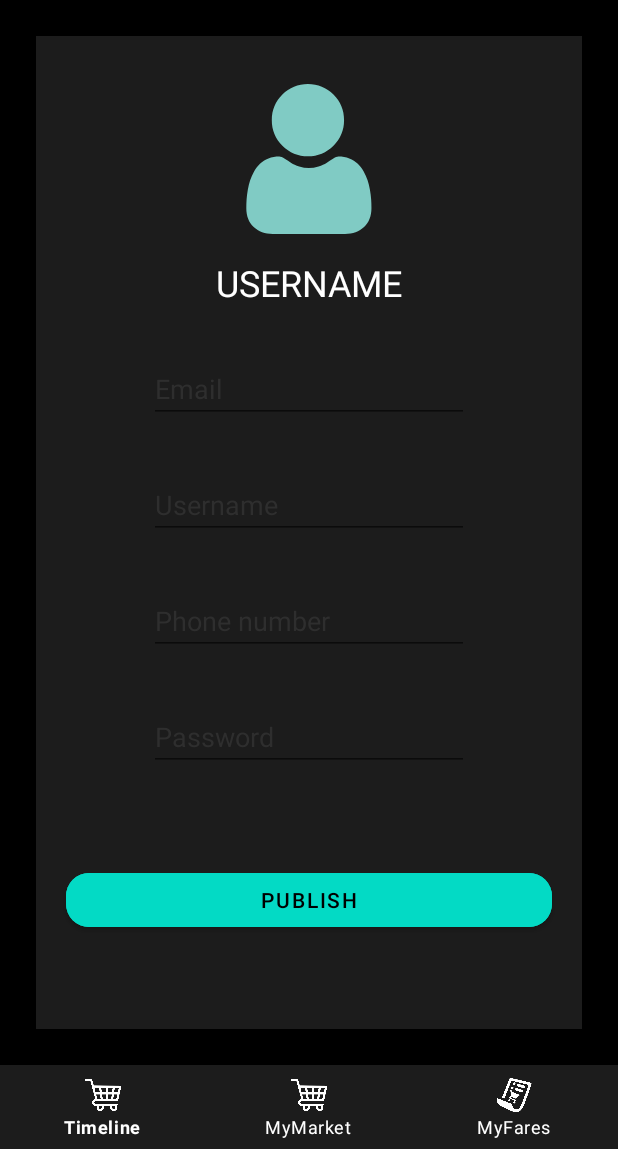
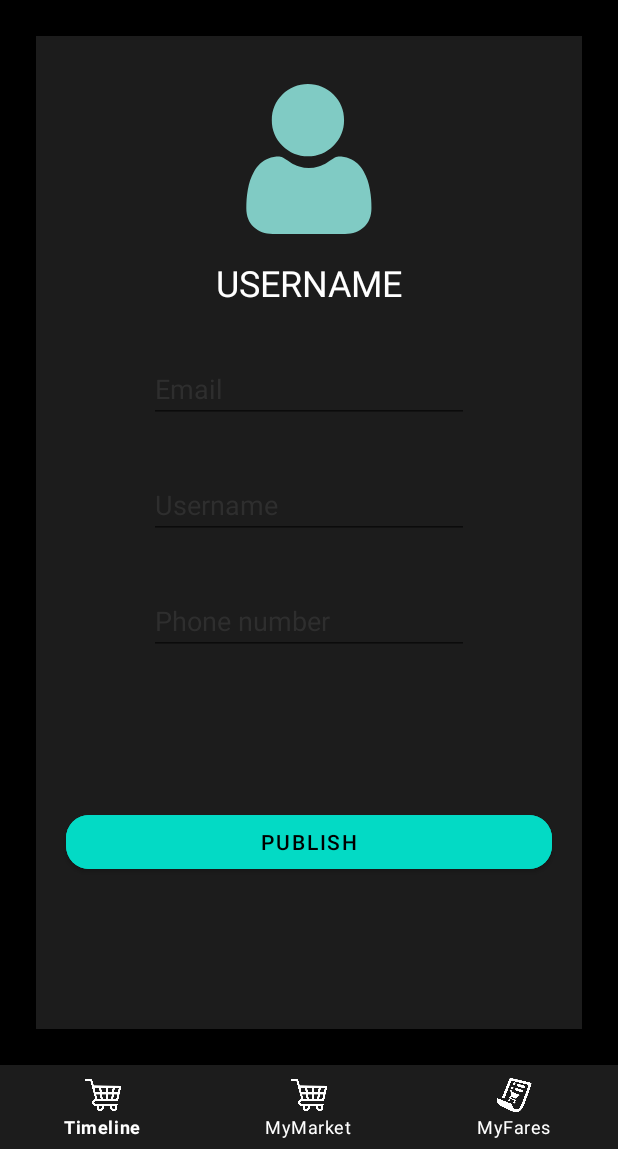
Before and after one commit to ElekesRebeka/Bazaar, an Android app: the ProfileFragment screen opened through its navigation route, on a phone screen of 412 x 824 dp, the part 87-1236 px from its top. Run offline under Robolectric (Android 15) with nearby library versions, the phone set to English and light mode, and no system bars; our stand-ins replace navigation-ui.

Commit message:
Update profile created

```diff
--- a/app/src/main/java/com/example/bazaar/api/MarketApi.kt
+++ b/app/src/main/java/com/example/bazaar/api/MarketApi.kt
@@ -16,4 +16,7 @@ interface MarketApi {
 
     @POST(Constants.REGISTER_URL)
     suspend fun register(@Body request: RegisterRequest): RegisterResponse
+
+    @POST(Constants.UPDATE_PROFILE_URL)
+    suspend fun updateProfile(@Body request: UpdateProfileRequest): UpdateProfileResponse
 }
--- a/app/src/main/java/com/example/bazaar/repository/Repository.kt
+++ b/app/src/main/java/com/example/bazaar/repository/Repository.kt
@@ -12,6 +12,10 @@ class Repository {
         return RetrofitInstance.api.register(request)
     }
 
+    suspend fun update(request: UpdateProfileRequest): UpdateProfileResponse {
+        return RetrofitInstance.api.updateProfile(request)
+    }
+
     suspend fun getProducts(token: String): ProductResponse {
         return RetrofitInstance.api.getProducts(token)
     }
--- a/app/src/main/java/com/example/bazaar/ui/auth/ProfileFragment.kt
+++ b/app/src/main/java/com/example/bazaar/ui/auth/ProfileFragment.kt
@@ -5,29 +5,23 @@ import androidx.fragment.app.Fragment
 import android.view.LayoutInflater
 import android.view.View
 import android.view.ViewGroup
+import android.widget.Button
+import android.widget.EditText
+import androidx.lifecycle.ViewModelProvider
+import androidx.lifecycle.lifecycleScope
+import androidx.navigation.fragment.findNavController
 import com.example.bazaar.R
+import com.example.bazaar.repository.Repository
+import com.example.bazaar.viewmodels.*
+import kotlinx.coroutines.launch
 
-// TODO: Rename parameter arguments, choose names that match
-// the fragment initialization parameters, e.g. ARG_ITEM_NUMBER
-private const val ARG_PARAM1 = "param1"
-private const val ARG_PARAM2 = "param2"
-
-/**
- * A simple [Fragment] subclass.
- * Use the [ProfileFragment.newInstance] factory method to
- * create an instance of this fragment.
- */
 class ProfileFragment : Fragment() {
-    // TODO: Rename and change types of parameters
-    private var param1: String? = null
-    private var param2: String? = null
+    lateinit var updateViewModel: UpdateViewModel
 
     override fun onCreate(savedInstanceState: Bundle?) {
         super.onCreate(savedInstanceState)
-        arguments?.let {
-            param1 = it.getString(ARG_PARAM1)
-            param2 = it.getString(ARG_PARAM2)
-        }
+        val factory = UpdateViewModelFactory(this.requireContext(), Repository())
+        updateViewModel = ViewModelProvider(this, factory).get(UpdateViewModel::class.java)
     }
 
     override fun onCreateView(
@@ -35,26 +29,34 @@ class ProfileFragment : Fragment() {
         savedInstanceState: Bundle?
     ): View? {
         // Inflate the layout for this fragment
-        return inflater.inflate(R.layout.fragment_profile, container, false)
+        val view = inflater.inflate(R.layout.fragment_profile, container, false)
+        val email: EditText = view.findViewById(R.id.email)
+        val username: EditText = view.findViewById(R.id.username)
+        val phone: EditText = view.findViewById(R.id.phoneNumber)
+        val updateButton: Button = view.findViewById(R.id.button)
+
+        updateButton.setOnClickListener {
+            updateViewModel.user.value.let {
+                if (it != null) {
+                    it.username = username.text.toString()
+                }
+                if (it != null) {
+                    it.email = email.text.toString()
+                }
+                if (it != null) {
+                    it.phone_number = phone.text.toString()
+                }
+            }
+            lifecycleScope.launch {
+                updateViewModel.update()
+            }
+            findNavController().navigate(R.id.action_profileFragment_to_listFragment)
+        }
+
+        return view;
     }
 
     companion object {
-        /**
-         * Use this factory method to create a new instance of
-         * this fragment using the provided parameters.
-         *
-         * @param param1 Parameter 1.
-         * @param param2 Parameter 2.
-         * @return A new instance of fragment ProfileFragment.
-         */
-        // TODO: Rename and change types and number of parameters
-        @JvmStatic
-        fun newInstance(param1: String, param2: String) =
-            ProfileFragment().apply {
-                arguments = Bundle().apply {
-                    putString(ARG_PARAM1, param1)
-                    putString(ARG_PARAM2, param2)
-                }
-            }
+
     }
 }
--- a/app/src/main/java/com/example/bazaar/utils/Constants.kt
+++ b/app/src/main/java/com/example/bazaar/utils/Constants.kt
@@ -5,4 +5,5 @@ object Constants {
     const val LOGIN_URL ="user/login"
     const val GET_PRODUCT_URL ="products"
     const val REGISTER_URL ="user/register"
+    const val UPDATE_PROFILE_URL ="user/update"
 }
--- /dev/null
+++ b/app/src/main/java/com/example/bazaar/viewmodels/UpdateViewModel.kt
@@ -0,0 +1,30 @@
+package com.example.bazaar.viewmodels
+
+import android.content.Context
+import android.util.Log
+import androidx.lifecycle.MutableLiveData
+import androidx.lifecycle.ViewModel
+import com.example.bazaar.MyApplication
+import com.example.bazaar.model.RegisterRequest
+import com.example.bazaar.model.UpdateProfileRequest
+import com.example.bazaar.model.User
+import com.example.bazaar.repository.Repository
+
+class UpdateViewModel (val context: Context, val repository: Repository) : ViewModel() {
+    var user = MutableLiveData<User>()
+
+    init {
+        user.value = User()
+    }
+
+    suspend fun update() {
+        val request =
+            UpdateProfileRequest(username = user.value!!.username, email = user.value!!.email, phone_number = user.value!!.phone_number)
+        try {
+            val result = repository.update(request)
+            Log.d("xxx", "MyApplication - token:  ${MyApplication.token}")
+        } catch (e: Exception) {
+            Log.d("xxx", "UpdateViewModel - exception: ${e.toString()}")
+        }
+    }
+}
--- /dev/null
+++ b/app/src/main/java/com/example/bazaar/viewmodels/UpdateViewModelFactory.kt
@@ -0,0 +1,12 @@
+package com.example.bazaar.viewmodels
+
+import android.content.Context
+import androidx.lifecycle.ViewModel
+import androidx.lifecycle.ViewModelProvider
+import com.example.bazaar.repository.Repository
+
+class UpdateViewModelFactory (private val context: Context, private val repository: Repository) : ViewModelProvider.Factory {
+    override fun <T : ViewModel?> create(modelClass: Class<T>): T {
+        return UpdateViewModel(context, repository) as T
+    }
+}
--- a/app/src/main/res/layout/fragment_profile.xml
+++ b/app/src/main/res/layout/fragment_profile.xml
@@ -72,21 +72,6 @@
         app:layout_constraintStart_toStartOf="parent"
         app:layout_constraintTop_toBottomOf="@+id/username" />
 
-    <EditText
-        android:id="@+id/password"
-        android:layout_width="wrap_content"
-        android:layout_height="wrap_content"
-        android:layout_marginTop="32dp"
-        android:ems="10"
-        android:hint="@string/password"
-        android:inputType="textPassword"
-        android:textColor="@color/white"
-        android:textColorHint="@color/darkGray"
-        app:layout_constraintEnd_toEndOf="parent"
-        app:layout_constraintHorizontal_bias="0.502"
-        app:layout_constraintStart_toStartOf="parent"
-        app:layout_constraintTop_toBottomOf="@+id/phoneNumber" />
-
     <Button
         android:id="@+id/button"
         android:layout_width="match_parent"
@@ -100,6 +85,6 @@
         app:layout_constraintBottom_toBottomOf="parent"
         app:layout_constraintEnd_toEndOf="parent"
         app:layout_constraintStart_toStartOf="parent"
-        app:layout_constraintTop_toBottomOf="@+id/password" />
+        app:layout_constraintTop_toBottomOf="@+id/phoneNumber" />
 
 </androidx.constraintlayout.widget.ConstraintLayout>
```
Also changed, not shown: app/src/main/java/com/example/bazaar/model/User.kt (+26 -0 lines), app/src/main/java/com/example/bazaar/ui/products/MyMarketFragment.kt (added, +60 -0 lines), app/src/main/res/layout/fragment_my_market.xml (added, +14 -0 lines).
